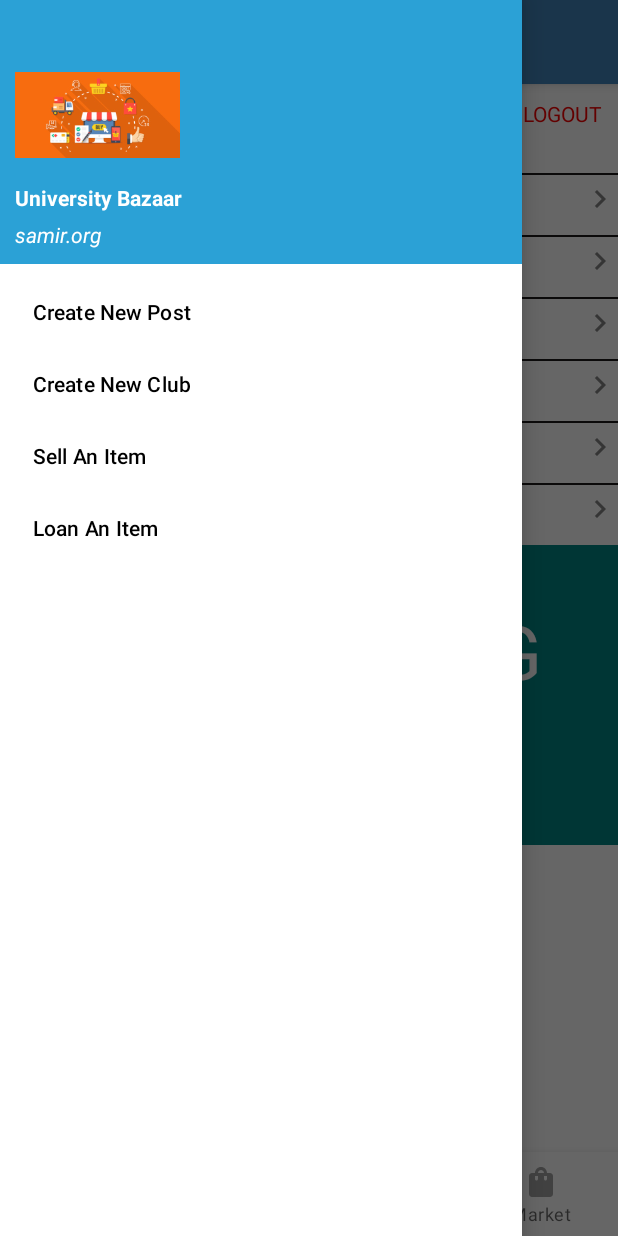
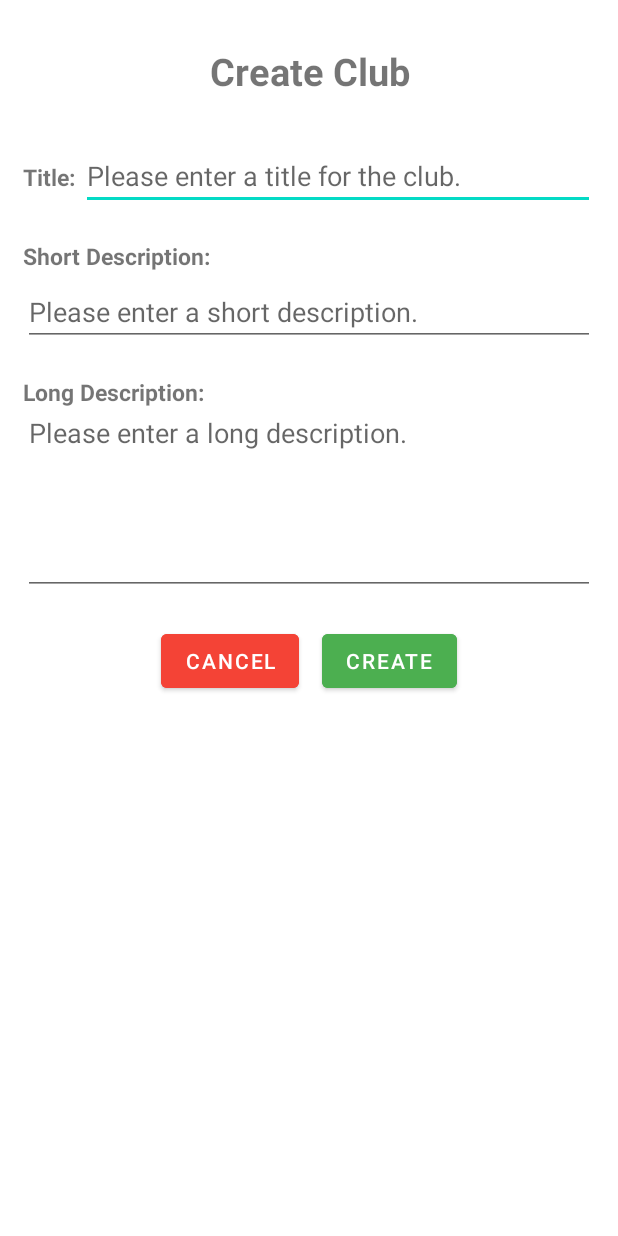
Before and after one commit to xmantra23/UniversityBazaar, an Android app: the HomeActivity screen opened directly, with no data from a screen before it, after a tap on "Create New Club", on a phone screen of 412 x 824 dp. Run offline under Robolectric (Android 15) with nearby library versions, the phone set to English and light mode, and no system bars; Roboto replaces fonts that are not available here; 2 other taps on this screen came first.

Commit message:
created createclub activity and layout file.

```diff
--- a/app/src/main/AndroidManifest.xml
+++ b/app/src/main/AndroidManifest.xml
@@ -11,6 +11,7 @@
         android:roundIcon="@mipmap/ic_launcher_round"
         android:supportsRtl="true"
         android:theme="@style/Theme.UniversityBazaar">
+        <activity android:name=".Activity.CreateClubActivity"></activity>
         <activity android:name=".Activity.PostActivity" />
         <activity android:name=".Activity.MyPostsActivity" />
         <activity android:name=".Activity.CreatePostActivity" />
--- /dev/null
+++ b/app/src/main/java/org/samir/universitybazaar/Activity/CreateClubActivity.java
@@ -0,0 +1,32 @@
+package org.samir.universitybazaar.Activity;
+
+import androidx.appcompat.app.AppCompatActivity;
+
+import android.os.Bundle;
+import android.widget.Button;
+import android.widget.EditText;
+
+import org.samir.universitybazaar.R;
+
+public class CreateClubActivity extends AppCompatActivity {
+
+    private EditText edtTxtTitle,edtTxtShortDesc,edtTxtLongDesc;
+    private Button btnCancel,btnCreate;
+
+    @Override
+    protected void onCreate(Bundle savedInstanceState) {
+        super.onCreate(savedInstanceState);
+        setContentView(R.layout.activity_create_club);
+        initViews();
+    }
+
+    private void initViews() {
+        edtTxtTitle = findViewById(R.id.edtTxtTitle);
+        edtTxtShortDesc = findViewById(R.id.edtTxtShortDesc);
+        edtTxtLongDesc = findViewById(R.id.edtTxtLongDesc);
+        btnCancel = findViewById(R.id.btnCancel);
+        btnCreate = findViewById(R.id.btnCreate);
+    }
+
+
+}
--- a/app/src/main/java/org/samir/universitybazaar/Activity/HomeActivity.java
+++ b/app/src/main/java/org/samir/universitybazaar/Activity/HomeActivity.java
@@ -110,7 +110,9 @@ public class HomeActivity extends AppCompatActivity {
                         startActivity(intent);
                         break;
                     case R.id.newClub:
-                        // TODO: 2/18/2021 Redirect to new club activity
+                        // Redirect to the create a new club activity. This lets users create a new club.
+                        Intent intent2 = new Intent(HomeActivity.this,CreateClubActivity.class);
+                        startActivity(intent2);
                         break;
                     case R.id.sellItem:
                         // TODO: 2/18/2021 Redirect to sell item activity
--- /dev/null
+++ b/app/src/main/res/layout/activity_create_club.xml
@@ -0,0 +1,120 @@
+<?xml version="1.0" encoding="utf-8"?>
+<RelativeLayout xmlns:android="http://schemas.android.com/apk/res/android"
+    xmlns:app="http://schemas.android.com/apk/res-auto"
+    xmlns:tools="http://schemas.android.com/tools"
+    android:layout_width="match_parent"
+    android:layout_height="match_parent"
+    android:layout_marginTop="30dp"
+    android:layout_marginLeft="15dp"
+    android:layout_marginRight="15dp"
+    tools:context=".Activity.CreateClubActivity">
+
+    <TextView
+        android:layout_width="match_parent"
+        android:layout_height="wrap_content"
+        android:id="@+id/txtCreateClub"
+        android:text="Create Club"
+        android:textStyle="bold"
+        android:textSize="25sp"
+        android:textAlignment="center"
+        />
+
+    <RelativeLayout
+        android:layout_width="match_parent"
+        android:layout_height="wrap_content"
+        android:id="@+id/titleRelLayout"
+        android:layout_below="@+id/txtCreateClub"
+        android:layout_marginTop="30dp">
+
+        <TextView
+            android:layout_width="wrap_content"
+            android:layout_height="wrap_content"
+            android:text="Title: "
+            android:textSize="15sp"
+            android:textStyle="bold"
+            android:layout_alignBaseline="@id/edtTxtTitle"
+            android:id="@+id/txtTitle"/>
+
+        <EditText
+            android:layout_width="match_parent"
+            android:layout_height="wrap_content"
+            android:id="@+id/edtTxtTitle"
+            android:hint="Please enter a title for the club."
+            android:maxLength="25"
+            android:layout_toEndOf="@+id/txtTitle"/>
+
+    </RelativeLayout>
+
+    <RelativeLayout
+        android:layout_width="match_parent"
+        android:layout_height="wrap_content"
+        android:id="@+id/shortDescRelLayout"
+        android:layout_below="@+id/titleRelLayout"
+        android:layout_marginTop="20dp">
+
+        <TextView
+            android:layout_width="match_parent"
+            android:layout_height="wrap_content"
+            android:id="@+id/txtShortDesc"
+            android:textStyle="bold"
+            android:text="Short Description: "
+            android:textSize="15sp"/>
+
+        <EditText
+            android:layout_width="match_parent"
+            android:layout_height="wrap_content"
+            android:layout_marginTop="25dp"
+            android:hint="Please enter a short description."
+            android:id="@+id/edtTxtShortDesc"/>
+    </RelativeLayout>
+
+    <RelativeLayout
+        android:layout_width="match_parent"
+        android:layout_height="wrap_content"
+        android:id="@+id/longDescRelLayout"
+        android:layout_below="@+id/shortDescRelLayout"
+        android:layout_marginTop="20dp">
+
+        <TextView
+            android:layout_width="match_parent"
+            android:layout_height="wrap_content"
+            android:id="@+id/txtLongDesc"
+            android:textStyle="bold"
+            android:text="Long Description: "
+            android:textSize="15sp"/>
+
+        <EditText
+            android:layout_width="match_parent"
+            android:layout_height="wrap_content"
+            android:layout_marginTop="15dp"
+            android:minLines="5"
+            android:gravity="top"
+            android:hint="Please enter a long description."
+            android:id="@+id/edtTxtLongDesc"/>
+    </RelativeLayout>
+
+    <RelativeLayout
+        android:layout_width="match_parent"
+        android:layout_height="wrap_content"
+        android:id="@+id/btnRelLayout"
+        android:layout_below="@+id/longDescRelLayout"
+        android:layout_marginTop="20dp"
+        android:gravity="center_horizontal">
+
+        <Button
+            android:layout_width="wrap_content"
+            android:layout_height="wrap_content"
+            android:text="Cancel"
+            android:id="@+id/btnCancel"
+            android:backgroundTint="#F44336"/>
+
+        <Button
+            android:layout_width="wrap_content"
+            android:layout_height="wrap_content"
+            android:text="Create"
+            android:id="@+id/btnCreate"
+            android:layout_toEndOf="@+id/btnCancel"
+            android:backgroundTint="#4CAF50"
+            android:layout_marginStart="15dp"/>
+    </RelativeLayout>
+</RelativeLayout>
```
Also changed, not shown: 1 other file.
